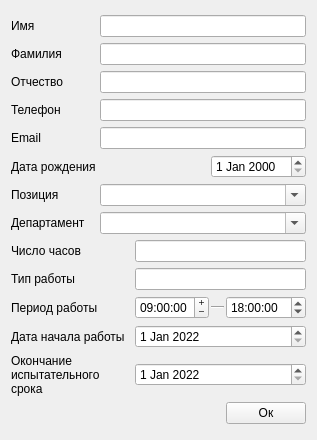
Above: windows/employee_widget.ui from Roma-explorer/RuleProject before the change. Below: the same form after it.
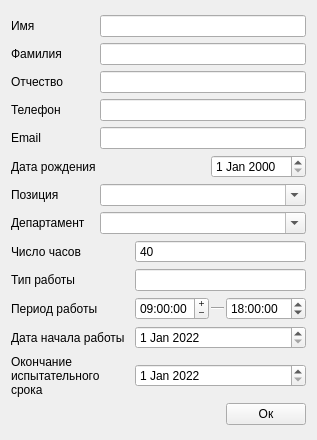
That is the form after the change.

What changed in the file:
```diff
--- a/windows/employee_widget.ui
+++ b/windows/employee_widget.ui
@@ -254,13 +254,6 @@
      </property>
     </widget>
    </item>
-   <item row="8" column="2" colspan="3">
-    <widget class="QLineEdit" name="amount_hours">
-     <property name="autoFillBackground">
-      <bool>false</bool>
-     </property>
-    </widget>
-   </item>
    <item row="6" column="0">
     <widget class="QLabel" name="lposition">
      <property name="text">
@@ -308,6 +301,16 @@
      </property>
     </widget>
    </item>
+   <item row="8" column="2" colspan="3">
+    <widget class="QSpinBox" name="amount_hours">
+     <property name="buttonSymbols">
+      <enum>QAbstractSpinBox::NoButtons</enum>
+     </property>
+     <property name="value">
+      <number>40</number>
+     </property>
+    </widget>
+   </item>
   </layout>
  </widget>
  <resources/>
```
